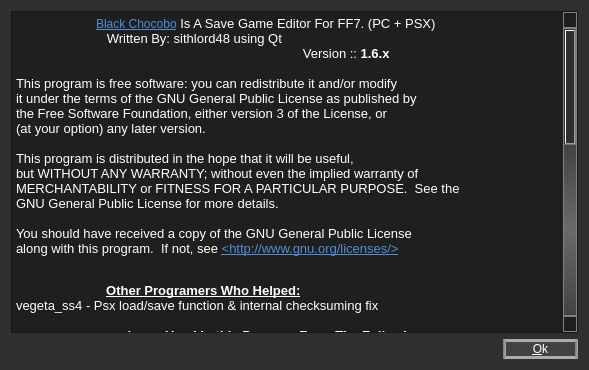
Before: the Qt Designer form about.ui in sithlord48/blackchocobo, drawn with Qt 5.
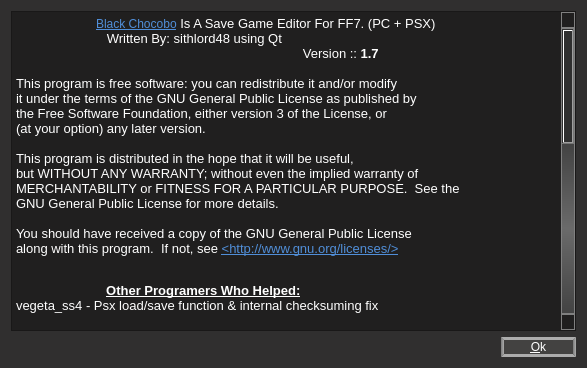
After: the same form once the commit is applied. Icons and pictures are not drawn.

Patch:
```diff
--- a/about.ui
+++ b/about.ui
@@ -9,8 +9,8 @@
    <rect>
     <x>0</x>
     <y>0</y>
-    <width>589</width>
-    <height>370</height>
+    <width>587</width>
+    <height>368</height>
    </rect>
   </property>
   <property name="windowTitle">
@@ -109,7 +109,7 @@
 &lt;/style&gt;&lt;/head&gt;&lt;body style=&quot; font-family:'Ubuntu'; font-size:9pt; font-weight:400; font-style:normal;&quot;&gt;
 &lt;p style=&quot; margin-top:0px; margin-bottom:0px; margin-left:0px; margin-right:0px; -qt-block-indent:0; text-indent:0px;&quot;&gt;&lt;span style=&quot; font-family:'Sans Serif'; font-size:10pt;&quot;&gt;	&lt;/span&gt;&lt;a href=&quot;http://blackchocobo.sourceforge.net&quot;&gt;&lt;span style=&quot; font-family:'Sans Serif'; text-decoration: underline; color:#508ed8;&quot;&gt;Black Chocobo&lt;/span&gt;&lt;/a&gt;&lt;span style=&quot; font-family:'Sans Serif'; font-size:10pt;&quot;&gt; Is A Save Game Editor For FF7. (PC + PSX)&lt;/span&gt;&lt;/p&gt;
 &lt;p style=&quot; margin-top:0px; margin-bottom:0px; margin-left:0px; margin-right:0px; -qt-block-indent:0; text-indent:0px;&quot;&gt;&lt;span style=&quot; font-family:'Sans Serif'; font-size:10pt;&quot;&gt;	   Written By: sithlord48 using Qt&lt;/span&gt;&lt;/p&gt;
-&lt;p style=&quot; margin-top:0px; margin-bottom:0px; margin-left:0px; margin-right:0px; -qt-block-indent:0; text-indent:0px;&quot;&gt;&lt;span style=&quot; font-family:'Sans Serif'; font-size:10pt;&quot;&gt;                                                                  	             Version :: &lt;/span&gt;&lt;span style=&quot; font-family:'Sans Serif'; font-size:10pt; font-weight:600;&quot;&gt;1.6.x&lt;/span&gt;&lt;/p&gt;
+&lt;p style=&quot; margin-top:0px; margin-bottom:0px; margin-left:0px; margin-right:0px; -qt-block-indent:0; text-indent:0px;&quot;&gt;&lt;span style=&quot; font-family:'Sans Serif'; font-size:10pt;&quot;&gt;                                                                  	             Version :: &lt;/span&gt;&lt;span style=&quot; font-family:'Sans Serif'; font-size:10pt; font-weight:600;&quot;&gt;1.7&lt;/span&gt;&lt;/p&gt;
 &lt;p style=&quot;-qt-paragraph-type:empty; margin-top:0px; margin-bottom:0px; margin-left:0px; margin-right:0px; -qt-block-indent:0; text-indent:0px; font-family:'Sans Serif'; font-size:10pt; font-weight:600;&quot;&gt;&lt;/p&gt;
 &lt;p style=&quot; margin-top:0px; margin-bottom:0px; margin-left:0px; margin-right:0px; -qt-block-indent:0; text-indent:0px;&quot;&gt;&lt;span style=&quot; font-family:'Courier New,courier'; font-size:10pt;&quot;&gt;This program is free software: you can redistribute it and/or modify&lt;/span&gt;&lt;/p&gt;
 &lt;p style=&quot; margin-top:0px; margin-bottom:0px; margin-left:0px; margin-right:0px; -qt-block-indent:0; text-indent:0px;&quot;&gt;&lt;span style=&quot; font-family:'Courier New,courier'; font-size:10pt;&quot;&gt;it under the terms of the GNU General Public License as published by&lt;/span&gt;&lt;/p&gt;
```
